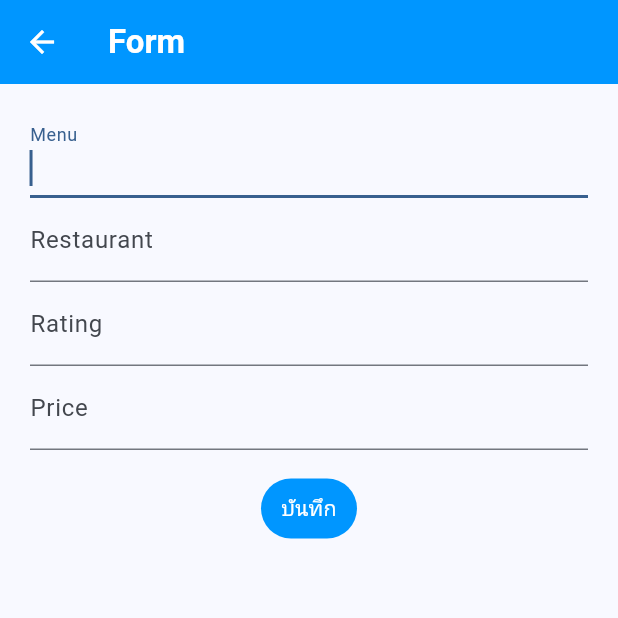
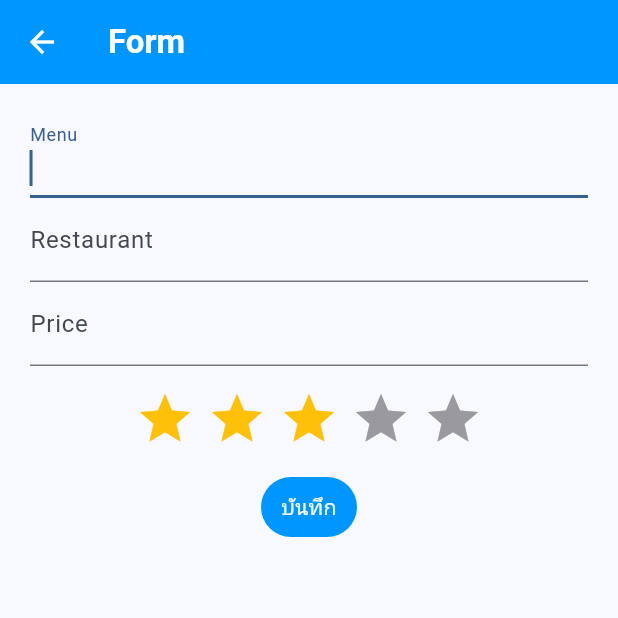
Before and after one commit to fahaph/mini-project, a Flutter app: the FormScreen screen opened directly, on a phone screen of 412 x 824 dp, the top half of it. Run offline on Flutter 3.47's test engine with Material 3 defaults, Android fonts, the phone set to English and light mode, and no system bars; drawn by our look-alikes of flutter_rating_bar; our stand-ins replace sembast.

Commit message:
เพิ่ม rating bar แทนให้คะแนนแบบพิมพ์

```diff
--- a/account/lib/screen/form_screen.dart
+++ b/account/lib/screen/form_screen.dart
@@ -1,9 +1,14 @@
 import 'package:account/models/transactions.dart';
 import 'package:flutter/material.dart';
+import 'package:flutter_rating_bar/flutter_rating_bar.dart';
 import 'package:provider/provider.dart';
 import 'package:account/provider/transaction_provider.dart';
 
+// ignore: must_be_immutable
 class FormScreen extends StatelessWidget {
+
+  double _rating = 3.0; // Add this variable at the beginning of your class
+
   FormScreen({super.key});
 
   final formKey = GlobalKey<FormState>();
@@ -16,11 +21,14 @@ class FormScreen extends StatelessWidget {
   Widget build(BuildContext context) {
     return Scaffold(
         appBar: AppBar(
-          title: const Text('Form', style: TextStyle(color: Colors.white, fontWeight: FontWeight.bold),),
+          title: const Text(
+            'Form',
+            style: TextStyle(color: Colors.white, fontWeight: FontWeight.bold),
+          ),
           iconTheme: IconThemeData(
             color: Colors.white,
           ),
-          backgroundColor:Color.fromARGB(255, 0, 150, 255),
+          backgroundColor: Color.fromARGB(255, 0, 150, 255),
         ),
         body: Padding(
           padding: EdgeInsets.all(20),
@@ -41,6 +49,7 @@ class FormScreen extends StatelessWidget {
                       return null;
                     },
                   ),
+
                   TextFormField(
                     decoration: InputDecoration(
                       labelText: 'Restaurant',
@@ -54,24 +63,7 @@ class FormScreen extends StatelessWidget {
                       return null;
                     },
                   ),
-                  TextFormField(
-                    decoration: const InputDecoration(
-                      labelText: 'Rating',
-                    ),
-                    keyboardType: TextInputType.number,
-                    controller: ratingController,
-                    validator: (String? input) {
-                      try {
-                        double rating = double.parse(input!);
-                        if (rating < 0) {
-                          return 'Insert More Than or Equals 0';
-                        }
-                      } catch (e) {
-                        return 'Please Insert Number';
-                      }
-                      return null;
-                    },
-                  ),
+
                   TextFormField(
                     decoration: const InputDecoration(
                       labelText: 'Price',
@@ -90,12 +82,34 @@ class FormScreen extends StatelessWidget {
                       return null;
                     },
                   ),
+
                   SizedBox(height: 15),
+
+                  RatingBar.builder(
+                    initialRating: 3,
+                    minRating: 1,
+                    direction: Axis.horizontal,
+                    allowHalfRating: false,
+                    itemCount: 5,
+                    itemPadding: EdgeInsets.symmetric(horizontal: 4.0),
+                    itemBuilder: (context, _) => Icon(
+                      Icons.star,
+                      color: Colors.amber,
+                    ),
+                    onRatingUpdate: (rating) {
+                      print(rating);
+                      _rating = rating;
+
+                    },
+                  ),
+
+                  SizedBox(height: 15),
+
                   TextButton(
                       style: TextButton.styleFrom(
-                          backgroundColor: Color.fromARGB(255, 0, 150, 255),
-                          foregroundColor: Colors.white,
-                        ),
+                        backgroundColor: Color.fromARGB(255, 0, 150, 255),
+                        foregroundColor: Colors.white,
+                      ),
                       child: const Text(
                         'บันทึก',
                       ),
@@ -105,7 +119,7 @@ class FormScreen extends StatelessWidget {
                           var statement = Transactions(
                               title: titleController.text,
                               resta: restaController.text,
-                              rating: double.parse(ratingController.text),
+                              rating: _rating,
                               price: double.parse(priceController.text),
                               date: DateTime.now());
 
--- a/account/pubspec.yaml
+++ b/account/pubspec.yaml
@@ -18,6 +18,7 @@ dependencies:
   sembast: ^3.7.4
   path: ^1.9.0
   path_provider: ^2.1.4
+  flutter_rating_bar: ^4.0.1
 
 dev_dependencies:
   flutter_launcher_icons: ^0.13.1
```
Also changed, not shown: account/lib/screen/menus_screen.dart (+6 -5 lines), account/pubspec.lock.
